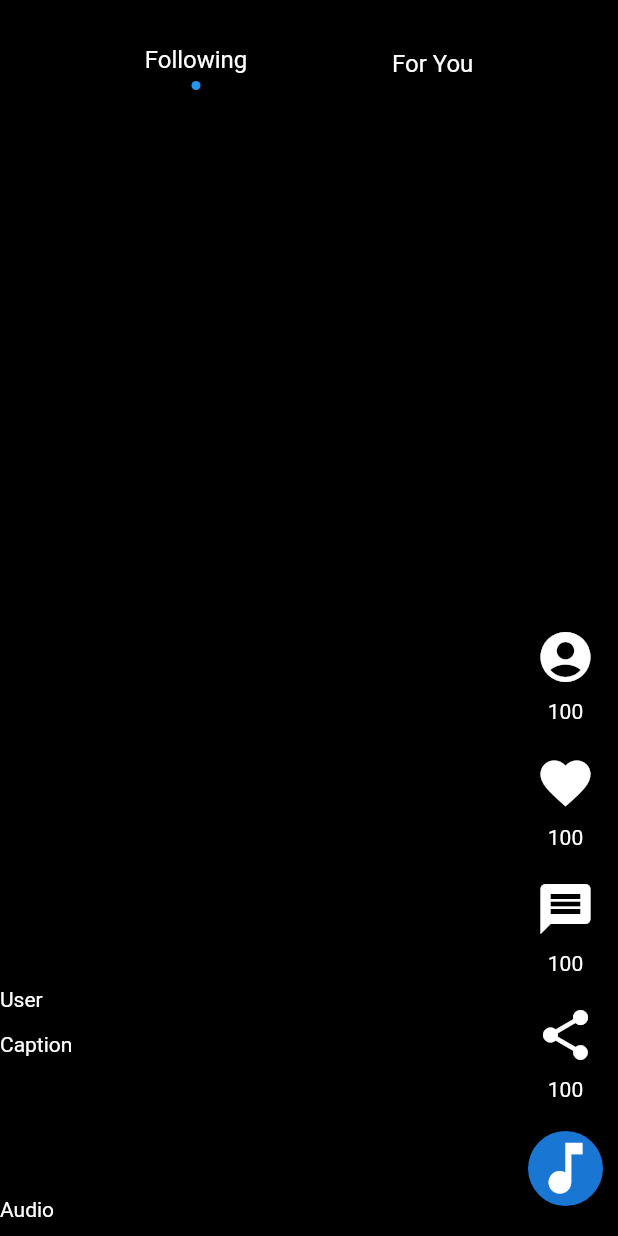
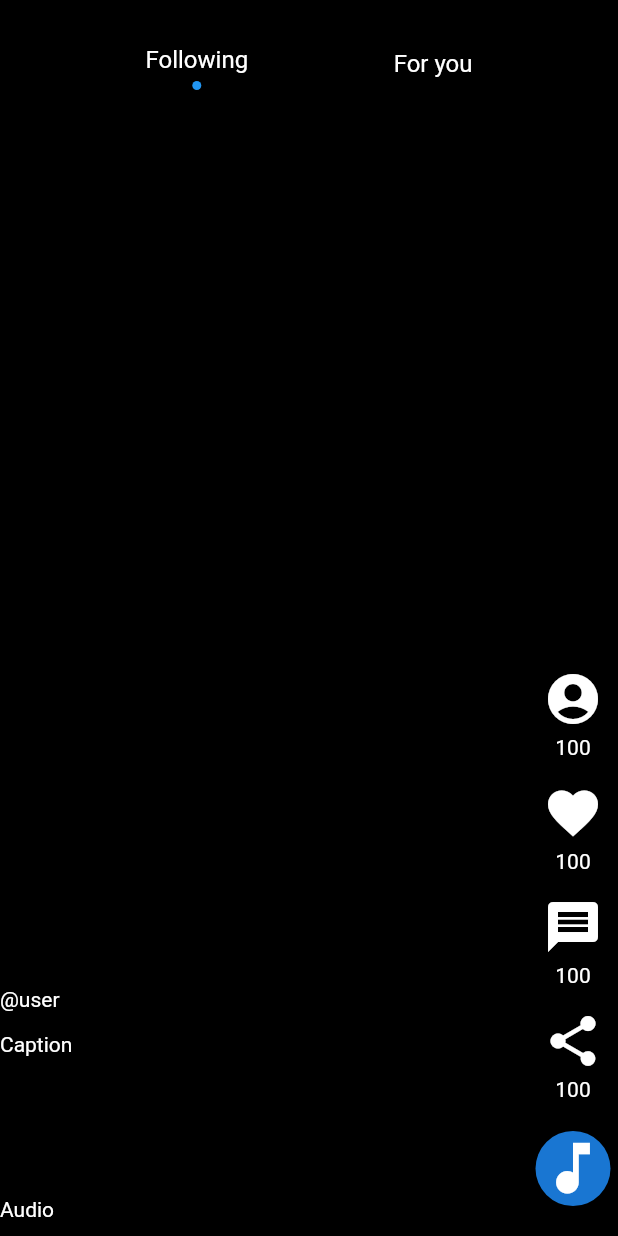
Before and after one commit to gauravxdhingra/BetterTikTok-Flutter, a Flutter app: the Home screen opened directly, on a phone screen of 412 x 824 dp. Run offline on Flutter 3.47's test engine with Material 2 defaults, Android fonts, the light colour scheme and no system bars.

Commit message:
Greeting Page

```diff
--- a/lib/screens/home.dart
+++ b/lib/screens/home.dart
@@ -38,7 +38,7 @@ class _HomeState extends State<Home> {
                     mainAxisAlignment: MainAxisAlignment.start,
                     children: [
                       Text(
-                        'For You',
+                        'For you',
                         style: TextStyle(fontSize: 16, color: Colors.white),
                       ),
                       Container(
@@ -53,7 +53,7 @@ class _HomeState extends State<Home> {
           Positioned(
             bottom: 150,
             child: Container(
-              child: Text('User'),
+              child: Text('@user'),
             ),
           ),
           Positioned(
@@ -71,7 +71,7 @@ class _HomeState extends State<Home> {
           Positioned(
             // TODO: Add Text Counter under all icons
             bottom: 20,
-            right: 7,
+            right: 5,
             child: Column(
               children: [
                 SideActionIcons(
@@ -145,6 +145,7 @@ class SideActionIcons extends StatelessWidget {
           color: Colors.white,
           iconSize: 40,
           onPressed: action,
+          padding: EdgeInsets.all(0),
         ),
         Text(count),
       ],
--- a/lib/screens/home_pageview.dart
+++ b/lib/screens/home_pageview.dart
@@ -1,5 +1,6 @@
 import 'package:flutter/material.dart';
 import 'package:tiktok_alt/screens/home_video_scroll_page.dart';
+import 'package:tiktok_alt/screens/login_signup_screen.dart';
 import 'package:tiktok_alt/screens/messages_screen.dart';
 import 'package:tiktok_alt/screens/search_screen.dart';
 
@@ -18,6 +19,7 @@ class _HomepageViewState extends State<HomepageView> {
       backgroundColor: Colors.black,
       body: PageView(
         children: [
+          LoginSignup(),
           Home(),
           SearchScreen(),
           MessagesScreen(),
--- a/pubspec.yaml
+++ b/pubspec.yaml
@@ -49,8 +49,8 @@ flutter:
   # the material Icons class.
   uses-material-design: true
   # To add assets to your application, add an assets section, like this:
-  # assets:
-  #   - images/a_dot_burr.jpeg
+  assets:
+    - assets/images/SignUp.jpg
   #   - images/a_dot_ham.jpeg
   # An image asset can refer to one or more resolution-specific "variants", see
   # https://flutter.dev/assets-and-images/#resolution-aware.
```
Also changed, not shown: lib/screens/login_signup_screen.dart (+15 -1 lines), assets/images/SignUp.jpg (added).
